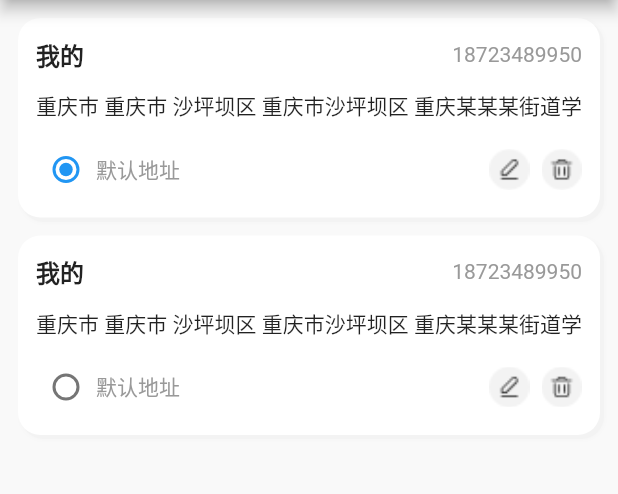
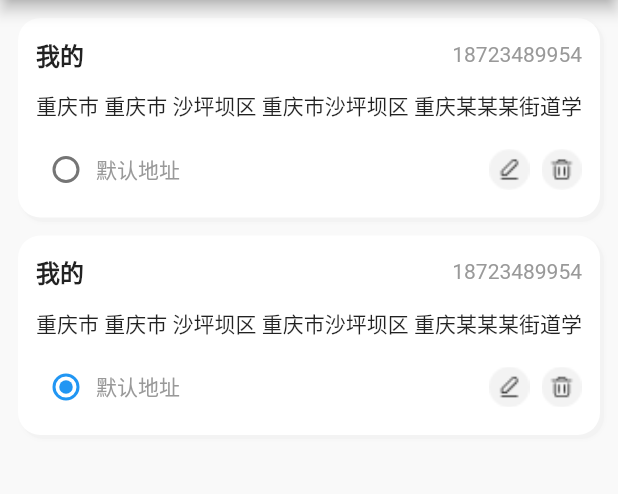
Before and after one commit to chhd-l/rc_china_freshplan_app, a Flutter app: the AccountPage screen opened by its route, after a tap on "收货地址", on a phone screen of 412 x 824 dp, the part 84-578 px from its top. Run offline on Flutter 3.47's test engine with Material 2 defaults, Android fonts, the phone set to English and light mode, and no system bars; our stand-ins replace card_swiper, flutter_easyloading, flutter_screenutil, get; missing offline and left inert: dart:ffi; network calls fail; Roboto replaces fonts that are missing (Nunito-black).

Commit message:
地址列表和地址新增

```diff
--- a/lib/common/router/app_pages.dart
+++ b/lib/common/router/app_pages.dart
@@ -14,7 +14,7 @@ import 'package:rc_china_freshplan_app/pages/recommendRecipes/view.dart';
 import 'package:rc_china_freshplan_app/pages/checkout/view.dart';
 
 class AppPages {
-  static const initial = AppRoutes.newAddress;
+  static const initial = AppRoutes.addressManage;
 
   static final routes = [
     GetPage(
@@ -59,7 +59,7 @@ class AppPages {
     ),
     GetPage(
       name: AppRoutes.newAddress,
-      page: () => const newAddress(),
+      page: () => const newAddress(name: '',details: '',open: false,phone:'',cite: '',),
     ),
   ];
 }
--- a/lib/pages/addressManage/view.dart
+++ b/lib/pages/addressManage/view.dart
@@ -29,7 +29,13 @@ class AddRessManage extends StatelessWidget {
                     Navigator.push(context,
                       MaterialPageRoute(
                         builder: (BuildContext ress) {
-                          return const newAddress();
+                          return const newAddress(
+                            name: '我的',
+                            details: '重庆市沙坪坝区 重庆某某某街道学',
+                            open: false,
+                            phone:'18723489954',
+                            cite: '重庆市 重庆市 沙坪坝区',
+                            );
                         }),
                     );
                   },
@@ -50,7 +56,7 @@ class MyStatefulWidget extends StatefulWidget {
   _MyStatefulWidgetState createState() => _MyStatefulWidgetState();
 }
 
-List ressList = [0, 1];
+List ressList = [false, true];
 
 class _MyStatefulWidgetState extends State<MyStatefulWidget> {
 
@@ -87,7 +93,7 @@ class _MyStatefulWidgetState extends State<MyStatefulWidget> {
                               )),
                     ),
                     Expanded(
-                      child: Text('18723489950', textAlign: TextAlign.right, style: TextStyle(
+                      child: Text('18723489954', textAlign: TextAlign.right, style: TextStyle(
                                color: Color.fromARGB(255, 153, 153, 153),
                              ),),
                     ),
@@ -109,10 +115,10 @@ class _MyStatefulWidgetState extends State<MyStatefulWidget> {
                             Radio(
                               materialTapTargetSize: MaterialTapTargetSize.shrinkWrap,
                               value: ressList[i],
-                              groupValue: 0,
+                              groupValue: true,
                               onChanged: (value) {
                                 setState(() {
-
+                                  ressList.reversed;
                                 });
                               },
                             ),
@@ -128,6 +134,20 @@ class _MyStatefulWidgetState extends State<MyStatefulWidget> {
                         mainAxisAlignment: MainAxisAlignment.end,
                         children: [
                           GestureDetector(
+                            onTap: () {
+                              Navigator.push(context,
+                                MaterialPageRoute(
+                                  builder: (BuildContext ress) {
+                                    return newAddress(
+                                      name: '',
+                                      details: '',
+                                      open: ressList[i],
+                                      phone:'',
+                                      cite: '',
+                                      );
+                                  }),
+                              );
+                            },
                             child: Container(
                               margin: const EdgeInsets.only(right: 8.0),
                               child: Image.asset(
--- a/lib/pages/newAddress/view.dart
+++ b/lib/pages/newAddress/view.dart
@@ -1,3 +1,5 @@
+import 'dart:ffi';
+
 import 'package:flutter/material.dart';
 import 'package:rc_china_freshplan_app/common/widgets/factor.dart';
 
@@ -5,7 +7,13 @@ import 'package:rc_china_freshplan_app/common/widgets/factor.dart';
 class newAddress extends StatelessWidget {
   static const String _title = 'Radio Button Example';
 
-  const newAddress({super.key});
+  const newAddress({super.key, required this.name, required this.phone, required this.details, required this.cite, required this.open});
+
+  final String name;
+  final String phone;
+  final String details;
+  final String cite;
+  final bool open;
 
 
   @override
@@ -22,7 +30,9 @@ class newAddress extends StatelessWidget {
             ),
             child: Padding(
             padding: const EdgeInsets.only(left: 24, right: 24, top: 12),
-            child: titleButton('保存', () {},
+            child: titleButton('保存', () {
+              Navigator.of(context).pop();
+            },
                 isCircle: true,
                 fontSize: 18,
                 height: 38
@@ -117,10 +127,9 @@ class _MyStatefulWidgetState extends State<MyStatefulWidget> {
               ),
               Container(
               padding: const EdgeInsets.symmetric(horizontal: 12),
-              child: Row(children: const [
-                Expanded(
-                    child: Text('详细地址', maxLines: 1,)
-                  ),
+              child: Row(
+                children: const [
+                Expanded(child: Text('详细地址')),
                 Expanded(flex: 3,child: TextField(
                   decoration: InputDecoration(
                     hintText: '请输入详细地址',
```
